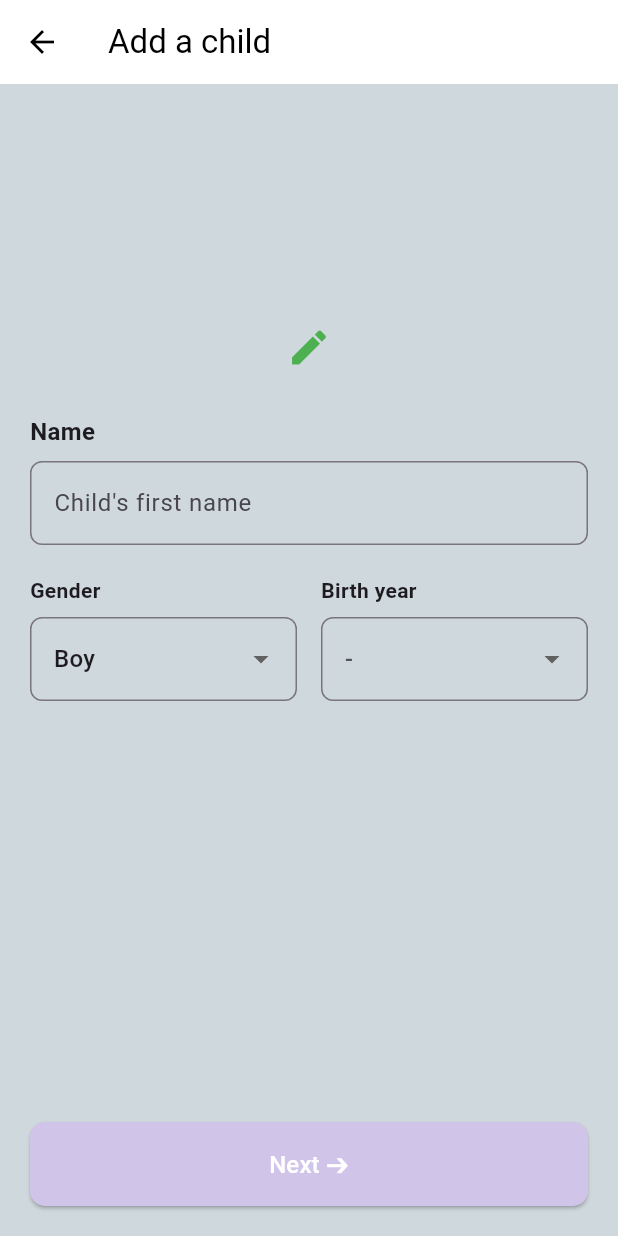
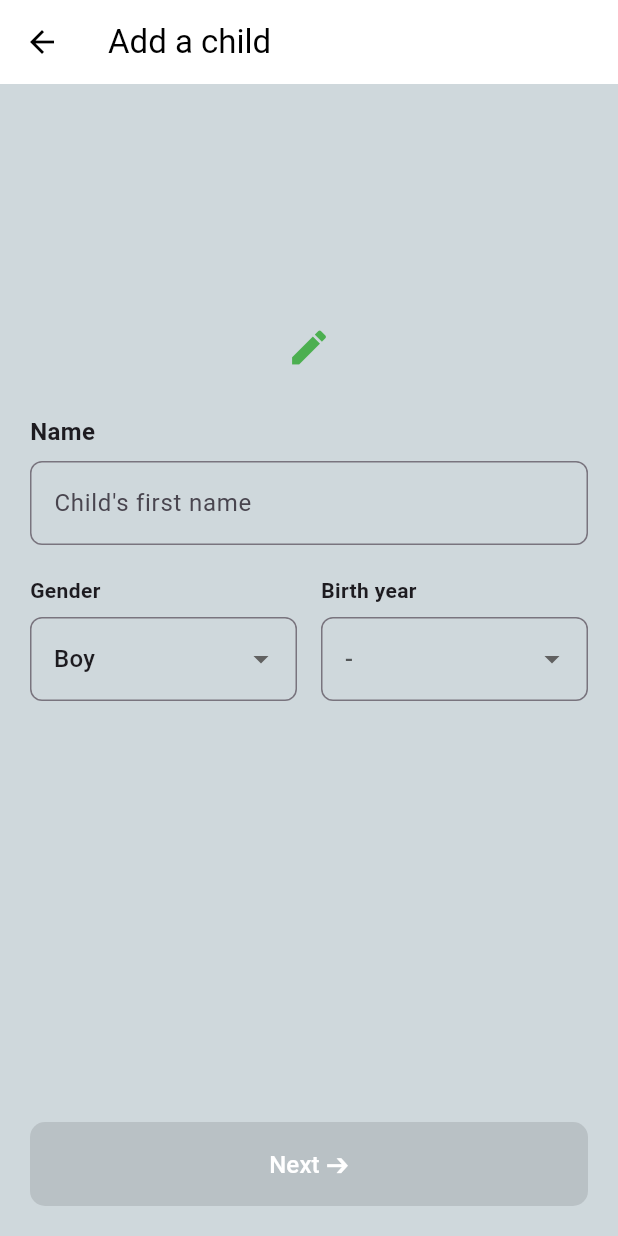
Before and after one commit to owais815/AI-Gurardian-Flutter-App, a Flutter app: the AddChildScreen screen opened directly, on a phone screen of 412 x 824 dp. Run offline on Flutter 3.47's test engine with Material 3 defaults, Android fonts, the phone set to English and light mode, and no system bars; our stand-ins replace firebase_auth, firebase_core; accounts and stored records are empty.

Commit message:
Refactor AddChildScreen form validation and UI updates for improved usability

```diff
--- a/lib/pages/add_child.dart
+++ b/lib/pages/add_child.dart
@@ -1,5 +1,3 @@
-
-
 import 'package:flutter/material.dart';
 
 class AddChildScreen extends StatefulWidget {
@@ -17,13 +15,25 @@ class _AddChildScreenState extends State<AddChildScreen> {
   String? _selectedYear;
 
   final List<String> _genders = ['Boy', 'Girl'];
-  final List<String> _years = List.generate(25, (index) => (DateTime.now().year - index).toString());
+  final List<String> _years = List.generate(
+    25,
+    (index) => (DateTime.now().year - index).toString(),
+  );
+
+  bool get _isFormComplete =>
+      _childName.isNotEmpty &&
+      _selectedGender.isNotEmpty &&
+      _selectedYear != null;
+
+  void _onFormFieldChanged() {
+    setState(() {}); // Update UI to reflect changes
+  }
 
   @override
   Widget build(BuildContext context) {
     return Scaffold(
       appBar: AppBar(
-        leading: BackButton(color: Colors.black),
+        leading: const BackButton(color: Colors.black),
         title: const Text('Add a child', style: TextStyle(color: Colors.black)),
         backgroundColor: Colors.white,
         elevation: 0,
@@ -36,21 +46,33 @@ class _AddChildScreenState extends State<AddChildScreen> {
             crossAxisAlignment: CrossAxisAlignment.start,
             children: [
               const Spacer(flex: 1),
-              Center(child: Icon(Icons.edit, color: Colors.green, size: 30)),
+              const Center(
+                child: Icon(Icons.edit, color: Colors.green, size: 30),
+              ),
               const SizedBox(height: 30),
 
-              const Text('Name', style: TextStyle(fontWeight: FontWeight.bold, fontSize: 16)),
+              const Text(
+                'Name',
+                style: TextStyle(fontWeight: FontWeight.bold, fontSize: 16),
+              ),
               const SizedBox(height: 8),
               TextFormField(
                 decoration: InputDecoration(
                   hintText: "Child's first name",
                   border: OutlineInputBorder(
-                    borderSide: BorderSide(color: Colors.deepPurple),
+                    borderSide: const BorderSide(color: Colors.deepPurple),
                     borderRadius: BorderRadius.circular(8),
                   ),
                 ),
-                onChanged: (val) => _childName = val,
-                validator: (val) => val == null || val.isEmpty ? 'Please enter a name' : null,
+                onChanged: (val) {
+                  _childName = val;
+                  _onFormFieldChanged();
+                },
+                validator:
+                    (val) =>
+                        val == null || val.isEmpty
+                            ? 'Please enter a name'
+                            : null,
               ),
 
               const SizedBox(height: 20),
@@ -61,24 +83,27 @@ class _AddChildScreenState extends State<AddChildScreen> {
                     child: Column(
                       crossAxisAlignment: CrossAxisAlignment.start,
                       children: [
-                        const Text('Gender', style: TextStyle(fontWeight: FontWeight.bold)),
+                        const Text(
+                          'Gender',
+                          style: TextStyle(fontWeight: FontWeight.bold),
+                        ),
                         const SizedBox(height: 8),
                         DropdownButtonFormField<String>(
                           value: _selectedGender,
-                          items: _genders.map((gender) {
+                          items:
+                              _genders.map((gender) {
                                 return DropdownMenuItem(
                                   value: gender,
                                   child: Text(gender),
                                 );
                               }).toList(),
                           onChanged: (value) {
-                            setState(() {
                             _selectedGender = value!;
-                            });
+                            _onFormFieldChanged();
                           },
                           decoration: InputDecoration(
                             border: OutlineInputBorder(
-                              borderSide: BorderSide(color: Colors.blue),
+                              borderSide: const BorderSide(color: Colors.blue),
                               borderRadius: BorderRadius.circular(8),
                             ),
                           ),
@@ -91,29 +116,33 @@ class _AddChildScreenState extends State<AddChildScreen> {
                     child: Column(
                       crossAxisAlignment: CrossAxisAlignment.start,
                       children: [
-                        const Text('Birth year', style: TextStyle(fontWeight: FontWeight.bold)),
+                        const Text(
+                          'Birth year',
+                          style: TextStyle(fontWeight: FontWeight.bold),
+                        ),
                         const SizedBox(height: 8),
                         DropdownButtonFormField<String>(
                           value: _selectedYear,
                           hint: const Text('-'),
-                          items: _years.map((year) {
+                          items:
+                              _years.map((year) {
                                 return DropdownMenuItem(
                                   value: year,
                                   child: Text(year),
                                 );
                               }).toList(),
                           onChanged: (value) {
-                            setState(() {
                             _selectedYear = value;
-                            });
+                            _onFormFieldChanged();
                           },
                           decoration: InputDecoration(
                             border: OutlineInputBorder(
-                              borderSide: BorderSide(color: Colors.blue),
+                              borderSide: const BorderSide(color: Colors.blue),
                               borderRadius: BorderRadius.circular(8),
                             ),
                           ),
-                          validator: (val) => val == null ? 'Select year' : null,
+                          validator:
+                              (val) => val == null ? 'Select year' : null,
                         ),
                       ],
                     ),
@@ -126,20 +155,28 @@ class _AddChildScreenState extends State<AddChildScreen> {
               SizedBox(
                 width: double.infinity,
                 child: ElevatedButton(
-                  onPressed: () {
+                  onPressed:
+                      _isFormComplete
+                          ? () {
                             if (_formKey.currentState!.validate()) {
                               // Proceed to next screen or save data
                               print('Child Name: $_childName');
                               print('Gender: $_selectedGender');
                               print('Year: $_selectedYear');
                             }
-                  },
+                          }
+                          : null, // Disabled if form is incomplete
                   style: ElevatedButton.styleFrom(
                     backgroundColor: Colors.deepPurple.shade100,
-                    shape: RoundedRectangleBorder(borderRadius: BorderRadius.circular(10)),
+                    shape: RoundedRectangleBorder(
+                      borderRadius: BorderRadius.circular(10),
+                    ),
                     padding: const EdgeInsets.symmetric(vertical: 16),
                   ),
-                  child: const Text('Next ➔', style: TextStyle(fontSize: 16, color: Colors.white)),
+                  child: const Text(
+                    'Next ➔',
+                    style: TextStyle(fontSize: 16, color: Colors.white),
+                  ),
                 ),
               ),
             ],
```
Lines whose indentation alone changed are shown as unchanged.
